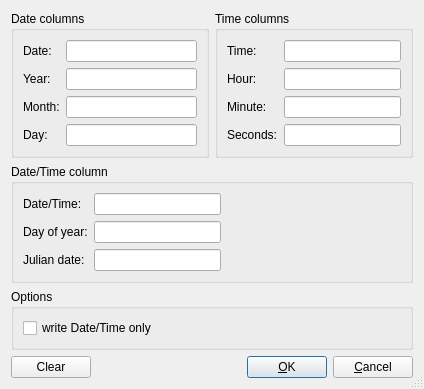
Before: the Qt Designer form trunk/Forms/DateTimeDialog/datetimedialog.ui in rsieger/PanTool, drawn with Qt 5.
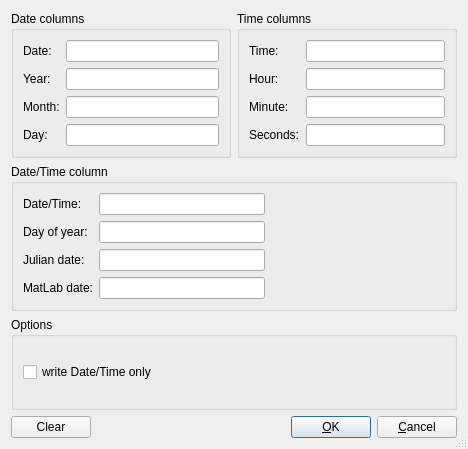
After: the same form once the commit is applied.

```diff
--- a/trunk/Forms/DateTimeDialog/datetimedialog.ui
+++ b/trunk/Forms/DateTimeDialog/datetimedialog.ui
@@ -6,8 +6,8 @@
    <rect>
     <x>0</x>
     <y>0</y>
-    <width>424</width>
-    <height>347</height>
+    <width>468</width>
+    <height>449</height>
    </rect>
   </property>
   <property name="windowTitle">
@@ -194,6 +194,29 @@
         </property>
        </spacer>
       </item>
+      <item row="3" column="0">
+       <widget class="QLabel" name="label_12">
+        <property name="text">
+         <string>MatLab date:</string>
+        </property>
+       </widget>
+      </item>
+      <item row="3" column="1">
+       <widget class="QLineEdit" name="MatLabDateColumn_lineEdit"/>
+      </item>
+      <item row="3" column="2">
+       <spacer name="horizontalSpacer_5">
+        <property name="orientation">
+         <enum>Qt::Horizontal</enum>
+        </property>
+        <property name="sizeHint" stdset="0">
+         <size>
+          <width>180</width>
+          <height>20</height>
+         </size>
+        </property>
+       </spacer>
+      </item>
      </layout>
     </widget>
    </item>
```
Left out of the diff: 1 changed line with no effect on the pictures.
